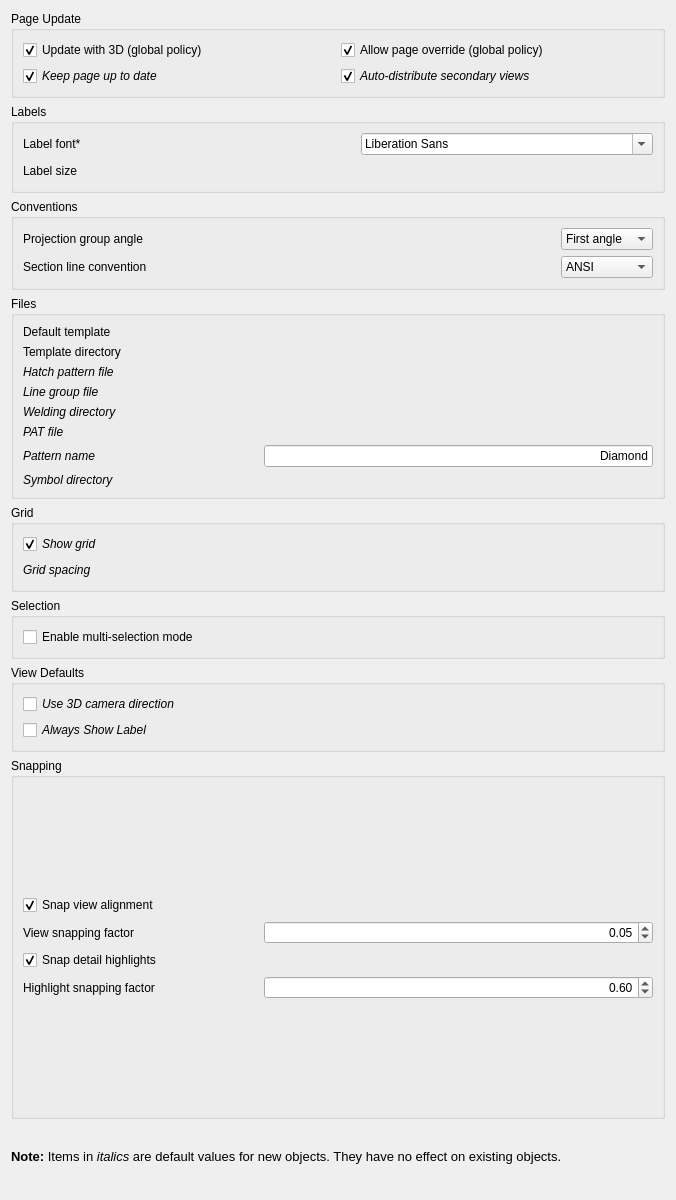
Before: the Qt Designer form src/Mod/TechDraw/Gui/DlgPrefsTechDrawGeneral.ui in southseact-3d/fcd, drawn with Qt 5.
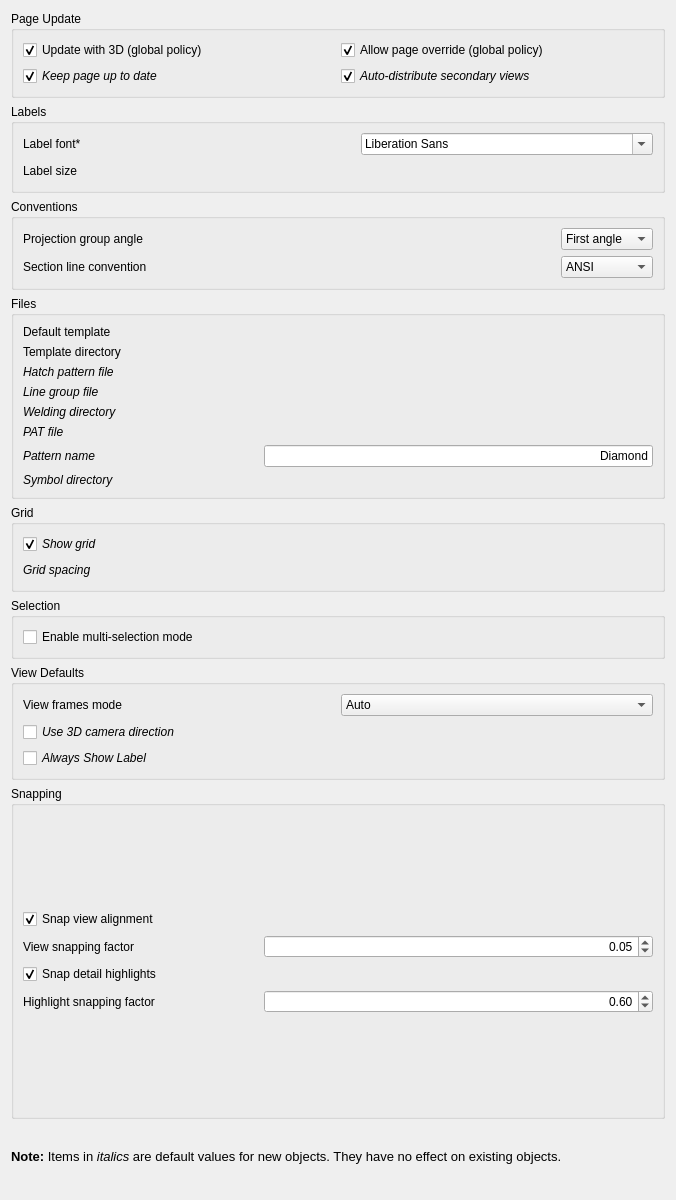
After: the same form once the commit is applied. Custom widgets are drawn as their Qt base class.

Commit message: TechDraw: Implemented View Frame Mode preference

Diff of the .ui file:
```diff
--- a/src/Mod/TechDraw/Gui/DlgPrefsTechDrawGeneral.ui
+++ b/src/Mod/TechDraw/Gui/DlgPrefsTechDrawGeneral.ui
@@ -815,8 +815,8 @@
      <property name="title">
       <string>View Defaults</string>
      </property>
-     <layout class="QVBoxLayout" name="verticalLayout_8">
-      <item>
+     <layout class="QGridLayout" name="gridLayout_9">
+      <item row="1" column="0">
        <layout class="QVBoxLayout" name="verticalLayout_7">
         <item>
          <widget class="Gui::PrefCheckBox" name="cb_useCameraDirection">
@@ -868,6 +868,41 @@
         </item>
        </layout>
       </item>
+      <item row="0" column="1">
+       <widget class="Gui::PrefComboBox" name="cb_viewFramesVisibility">
+        <property name="toolTip">
+         <string>&lt;html&gt;&lt;head/&gt;&lt;body&gt;&lt;p&gt;Control when the view boundary frames and labels are displayed.&lt;/p&gt;&lt;p&gt;Auto: Show on hover, On: Always show, Off: Never show.&lt;/p&gt;&lt;/body&gt;&lt;/html&gt;</string>
+        </property>
+        <property name="prefEntry" stdset="0">
+         <cstring>ViewFrameMode</cstring>
+        </property>
+        <property name="prefPath" stdset="0">
+         <cstring>Mod/TechDraw/View</cstring>
+        </property>
+        <item>
+         <property name="text">
+          <string>Auto</string>
+         </property>
+        </item>
+        <item>
+         <property name="text">
+          <string>On</string>
+         </property>
+        </item>
+        <item>
+         <property name="text">
+          <string>Off</string>
+         </property>
+        </item>
+       </widget>
+      </item>
+      <item row="0" column="0">
+       <widget class="QLabel" name="label_15">
+        <property name="text">
+         <string>View frames mode</string>
+        </property>
+       </widget>
+      </item>
      </layout>
     </widget>
    </item>
@@ -884,7 +919,7 @@
      </property>
      <layout class="QVBoxLayout" name="verticalLayout_9">
       <item>
-       <layout class="QGridLayout" name="gridLayout_8" columnstretch="1,0,2,0">
+       <layout class="QGridLayout" name="gridLayout_8" columnstretch="1,0,2">
         <item row="0" column="0">
          <widget class="Gui::PrefCheckBox" name="cb_SnapViews">
           <property name="toolTip">
```
Left out of the diff: 25 changed lines with no effect on the pictures. The commit also changes 3 other files.
